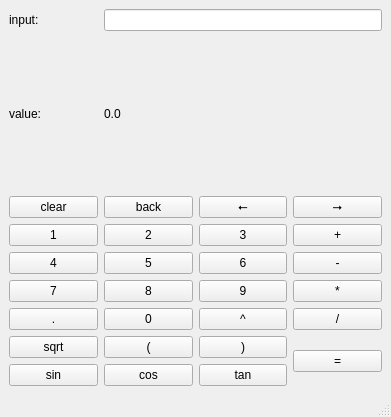
Qt form mainwindow.ui (JakubKata/CalculatorQt) before a commit.
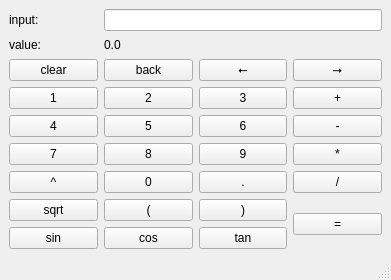
The same form after that commit.

Diff of the .ui file:
```diff
--- a/mainwindow.ui
+++ b/mainwindow.ui
@@ -7,7 +7,7 @@
     <x>0</x>
     <y>0</y>
     <width>391</width>
-    <height>417</height>
+    <height>280</height>
    </rect>
   </property>
   <property name="windowTitle">
@@ -15,15 +15,19 @@
   </property>
   <widget class="QWidget" name="centralwidget">
    <layout class="QGridLayout" name="gridLayout">
-    <item row="0" column="0">
-     <widget class="QLabel" name="label">
+    <item row="4" column="3">
+     <widget class="QPushButton" name="pushButton_6">
       <property name="text">
-       <string>input:</string>
+       <string>6</string>
       </property>
      </widget>
     </item>
-    <item row="0" column="1" colspan="3">
-     <widget class="QLineEdit" name="input"/>
+    <item row="7" column="3">
+     <widget class="QPushButton" name="pushButton_closeBracket">
+      <property name="text">
+       <string>)</string>
+      </property>
+     </widget>
     </item>
     <item row="1" column="0">
      <widget class="QLabel" name="label_2">
@@ -32,10 +36,80 @@
       </property>
      </widget>
     </item>
-    <item row="1" column="1">
-     <widget class="QLabel" name="value">
+    <item row="5" column="0">
+     <widget class="QPushButton" name="pushButton_7">
       <property name="text">
-       <string>0.0</string>
+       <string>7</string>
+      </property>
+     </widget>
+    </item>
+    <item row="2" column="2">
+     <widget class="QPushButton" name="pushButton_back">
+      <property name="text">
+       <string>back</string>
+      </property>
+     </widget>
+    </item>
+    <item row="7" column="4" rowspan="2">
+     <widget class="QPushButton" name="pushButton_equals">
+      <property name="text">
+       <string>=</string>
+      </property>
+     </widget>
+    </item>
+    <item row="6" column="0">
+     <widget class="QPushButton" name="pushButton_power">
+      <property name="text">
+       <string>^</string>
+      </property>
+     </widget>
+    </item>
+    <item row="3" column="4">
+     <widget class="QPushButton" name="pushButton_plus">
+      <property name="text">
+       <string>+</string>
+      </property>
+     </widget>
+    </item>
+    <item row="3" column="3">
+     <widget class="QPushButton" name="pushButton_3">
+      <property name="text">
+       <string>3</string>
+      </property>
+     </widget>
+    </item>
+    <item row="7" column="0">
+     <widget class="QPushButton" name="pushButton_sqrt">
+      <property name="text">
+       <string>sqrt</string>
+      </property>
+     </widget>
+    </item>
+    <item row="3" column="2">
+     <widget class="QPushButton" name="pushButton_2">
+      <property name="text">
+       <string>2</string>
+      </property>
+     </widget>
+    </item>
+    <item row="8" column="3">
+     <widget class="QPushButton" name="pushButton_tan">
+      <property name="text">
+       <string>tan</string>
+      </property>
+     </widget>
+    </item>
+    <item row="0" column="0">
+     <widget class="QLabel" name="label">
+      <property name="text">
+       <string>input:</string>
+      </property>
+     </widget>
+    </item>
+    <item row="6" column="4">
+     <widget class="QPushButton" name="pushButton_division">
+      <property name="text">
+       <string>/</string>
       </property>
      </widget>
     </item>
@@ -46,24 +120,31 @@
       </property>
      </widget>
     </item>
-    <item row="2" column="1">
-     <widget class="QPushButton" name="pushButton_back">
+    <item row="7" column="2">
+     <widget class="QPushButton" name="pushButton_openBracket">
       <property name="text">
-       <string>back</string>
+       <string>(</string>
       </property>
      </widget>
     </item>
-    <item row="2" column="2">
-     <widget class="QPushButton" name="pushButton_left">
+    <item row="5" column="3">
+     <widget class="QPushButton" name="pushButton_9">
       <property name="text">
-       <string>⭠</string>
+       <string>9</string>
       </property>
      </widget>
     </item>
-    <item row="2" column="3">
-     <widget class="QPushButton" name="pushButton_right">
+    <item row="5" column="4">
+     <widget class="QPushButton" name="pushButton_multiplication">
       <property name="text">
-       <string>⭢</string>
+       <string>*</string>
+      </property>
+     </widget>
+    </item>
+    <item row="8" column="2">
+     <widget class="QPushButton" name="pushButton_cos">
+      <property name="text">
+       <string>cos</string>
       </property>
      </widget>
     </item>
@@ -74,27 +155,6 @@
       </property>
      </widget>
     </item>
-    <item row="3" column="1">
-     <widget class="QPushButton" name="pushButton_2">
-      <property name="text">
-       <string>2</string>
-      </property>
-     </widget>
-    </item>
-    <item row="3" column="2">
-     <widget class="QPushButton" name="pushButton_3">
-      <property name="text">
-       <string>3</string>
-      </property>
-     </widget>
-    </item>
-    <item row="3" column="3">
-     <widget class="QPushButton" name="pushButton_plus">
-      <property name="text">
-       <string>+</string>
-      </property>
-     </widget>
-    </item>
     <item row="4" column="0">
      <widget class="QPushButton" name="pushButton_4">
       <property name="text">
@@ -102,129 +162,69 @@
       </property>
      </widget>
     </item>
-    <item row="4" column="1">
-     <widget class="QPushButton" name="pushButton_5">
+    <item row="2" column="3">
+     <widget class="QPushButton" name="pushButton_left">
       <property name="text">
-       <string>5</string>
+       <string>⭠</string>
       </property>
      </widget>
     </item>
-    <item row="4" column="2">
-     <widget class="QPushButton" name="pushButton_6">
-      <property name="text">
-       <string>6</string>
-      </property>
-     </widget>
-    </item>
-    <item row="4" column="3">
-     <widget class="QPushButton" name="pushButton_minus">
-      <property name="text">
-       <string>-</string>
-      </property>
-     </widget>
-    </item>
-    <item row="5" column="0">
-     <widget class="QPushButton" name="pushButton_7">
-      <property name="text">
-       <string>7</string>
-      </property>
-     </widget>
-    </item>
-    <item row="5" column="1">
+    <item row="5" column="2">
      <widget class="QPushButton" name="pushButton_8">
       <property name="text">
        <string>8</string>
       </property>
      </widget>
     </item>
-    <item row="5" column="2">
-     <widget class="QPushButton" name="pushButton_9">
+    <item row="0" column="2" colspan="3">
+     <widget class="QLineEdit" name="input"/>
+    </item>
+    <item row="8" column="0">
+     <widget class="QPushButton" name="pushButton_sin">
       <property name="text">
-       <string>9</string>
+       <string>sin</string>
       </property>
      </widget>
     </item>
-    <item row="5" column="3">
-     <widget class="QPushButton" name="pushButton_multiplication">
+    <item row="4" column="2">
+     <widget class="QPushButton" name="pushButton_5">
       <property name="text">
-       <string>*</string>
+       <string>5</string>
       </property>
      </widget>
     </item>
-    <item row="6" column="0">
+    <item row="2" column="4">
+     <widget class="QPushButton" name="pushButton_right">
+      <property name="text">
+       <string>⭢</string>
+      </property>
+     </widget>
+    </item>
+    <item row="6" column="3">
      <widget class="QPushButton" name="pushButton_point">
       <property name="text">
        <string>.</string>
       </property>
      </widget>
     </item>
-    <item row="6" column="1">
+    <item row="6" column="2">
      <widget class="QPushButton" name="pushButton_0">
       <property name="text">
        <string>0</string>
       </property>
      </widget>
     </item>
-    <item row="6" column="2">
-     <widget class="QPushButton" name="pushButton_power">
+    <item row="4" column="4">
+     <widget class="QPushButton" name="pushButton_minus">
       <property name="text">
-       <string>^</string>
+       <string>-</string>
       </property>
      </widget>
     </item>
-    <item row="6" column="3">
-     <widget class="QPushButton" name="pushButton_division">
+    <item row="1" column="2">
+     <widget class="QLabel" name="value">
       <property name="text">
-       <string>/</string>
-      </property>
-     </widget>
-    </item>
-    <item row="7" column="0">
-     <widget class="QPushButton" name="pushButton_sqrt">
-      <property name="text">
-       <string>sqrt</string>
-      </property>
-     </widget>
-    </item>
-    <item row="7" column="1">
-     <widget class="QPushButton" name="pushButton_openBracket">
-      <property name="text">
-       <string>(</string>
-      </property>
-     </widget>
-    </item>
-    <item row="7" column="2">
-     <widget class="QPushButton" name="pushButton_closeBracket">
-      <property name="text">
-       <string>)</string>
-      </property>
-     </widget>
-    </item>
-    <item row="7" column="3" rowspan="2">
-     <widget class="QPushButton" name="pushButton_equals">
-      <property name="text">
-       <string>=</string>
-      </property>
-     </widget>
-    </item>
-    <item row="8" column="0">
-     <widget class="QPushButton" name="pushButton_sin">
-      <property name="text">
-       <string>sin</string>
-      </property>
-     </widget>
-    </item>
-    <item row="8" column="1">
-     <widget class="QPushButton" name="pushButton_cos">
-      <property name="text">
-       <string>cos</string>
-      </property>
-     </widget>
-    </item>
-    <item row="8" column="2">
-     <widget class="QPushButton" name="pushButton_tan">
-      <property name="text">
-       <string>tan</string>
+       <string>0.0</string>
       </property>
      </widget>
     </item>
```
